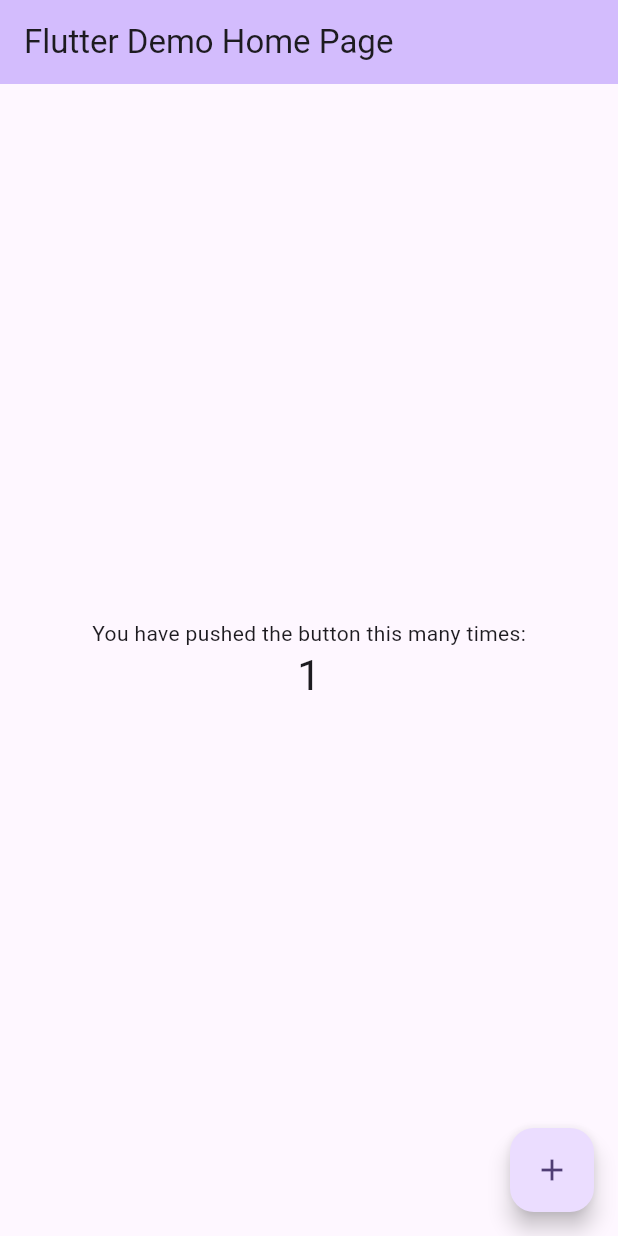
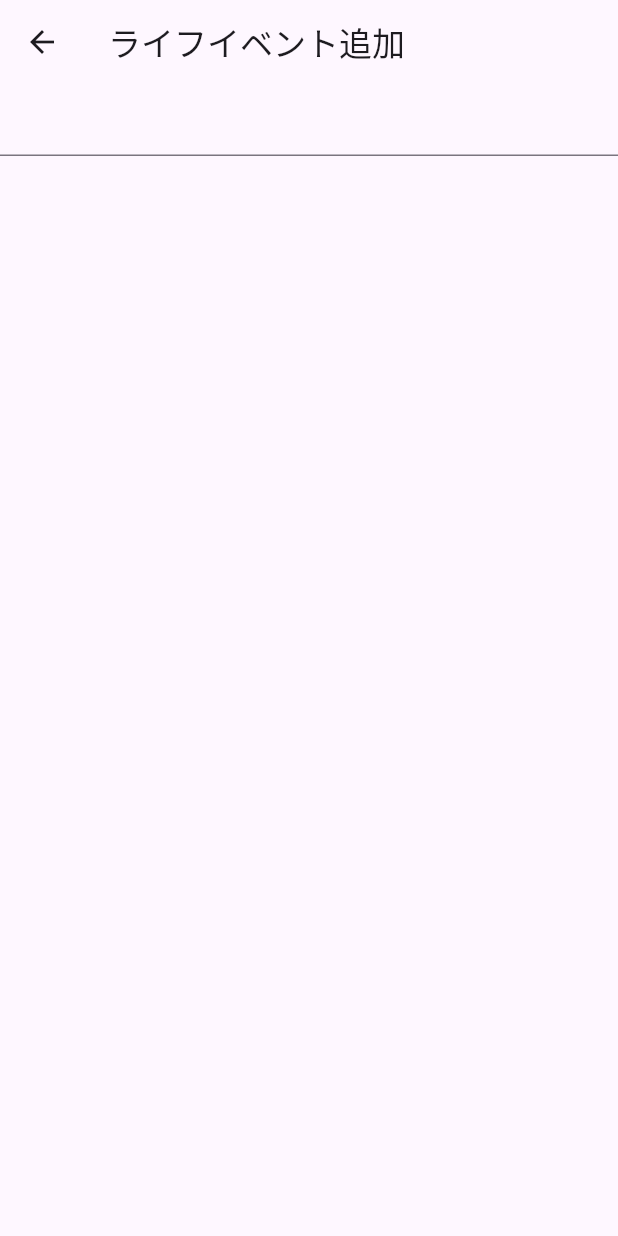
Before and after one commit to Takanaz/try_flutter_4, a Flutter app: the screen it shows after launch, after a tap on the "add" icon, on a phone screen of 412 x 824 dp. Run offline on Flutter 3.47's test engine with Material 3 defaults, Android fonts, the light colour scheme and no system bars; our stand-ins replace objectbox; generated files the repository leaves out were written again.

Commit message:
create some pages

```diff
--- /dev/null
+++ b/lib/life_event.dart
@@ -0,0 +1,15 @@
+import 'package:objectbox/objectbox.dart';
+
+@Entity()
+class LifeEvent {
+  LifeEvent({
+    required this.title,
+    required this.count,
+  });
+
+  int id = 0;
+
+  String title;
+
+  int count;
+}
--- a/lib/main.dart
+++ b/lib/main.dart
@@ -1,4 +1,7 @@
 import 'package:flutter/material.dart';
+
+import 'life_event.dart';
+import 'objectbox.g.dart';
 
 void main() {
   runApp(const MyApp());
@@ -7,119 +10,99 @@
 class MyApp extends StatelessWidget {
   const MyApp({super.key});
 
-  // This widget is the root of your application.
   @override
   Widget build(BuildContext context) {
     return MaterialApp(
       title: 'Flutter Demo',
       theme: ThemeData(
-        // This is the theme of your application.
-        //
-        // TRY THIS: Try running your application with "flutter run". You'll see
-        // the application has a purple toolbar. Then, without quitting the app,
-        // try changing the seedColor in the colorScheme below to Colors.green
-        // and then invoke "hot reload" (save your changes or press the "hot
-        // reload" button in a Flutter-supported IDE, or press "r" if you used
-        // the command line to start the app).
-        //
-        // Notice that the counter didn't reset back to zero; the application
-        // state is not lost during the reload. To reset the state, use hot
-        // restart instead.
-        //
-        // This works for code too, not just values: Most code changes can be
-        // tested with just a hot reload.
         colorScheme: ColorScheme.fromSeed(seedColor: Colors.deepPurple),
         useMaterial3: true,
       ),
-      home: const MyHomePage(title: 'Flutter Demo Home Page'),
+      home: const LifeCounterPage(),
     );
   }
 }
 
-class MyHomePage extends StatefulWidget {
-  const MyHomePage({super.key, required this.title});
-
-  // This widget is the home page of your application. It is stateful, meaning
-  // that it has a State object (defined below) that contains fields that affect
-  // how it looks.
-
-  // This class is the configuration for the state. It holds the values (in this
-  // case the title) provided by the parent (in this case the App widget) and
-  // used by the build method of the State. Fields in a Widget subclass are
-  // always marked "final".
-
-  final String title;
+class LifeCounterPage extends StatefulWidget {
+  const LifeCounterPage({super.key});
 
   @override
-  State<MyHomePage> createState() => _MyHomePageState();
+  State<LifeCounterPage> createState() => _LifeCounterPageState();
 }
 
-class _MyHomePageState extends State<MyHomePage> {
-  int _counter = 0;
+class _LifeCounterPageState extends State<LifeCounterPage> {
+  Store? store;
+  Box<LifeEvent>? lifeEventBox;
+  List<LifeEvent> lifeEvents = [];
 
-  void _incrementCounter() {
-    setState(() {
-      // This call to setState tells the Flutter framework that something has
-      // changed in this State, which causes it to rerun the build method below
-      // so that the display can reflect the updated values. If we changed
-      // _counter without calling setState(), then the build method would not be
-      // called again, and so nothing would appear to happen.
-      _counter++;
-    });
+  Future<void> initialize() async {
+    store = await openStore();
+    lifeEventBox = store?.box<LifeEvent>();
+    fetchLifeEvents();
+  }
+
+  void fetchLifeEvents() {
+    lifeEvents = lifeEventBox?.getAll() ?? [];
+    setState(() {});
+  }
+
+  @override
+  void initState() {
+    super.initState();
+    initialize();
   }
 
   @override
   Widget build(BuildContext context) {
-    // This method is rerun every time setState is called, for instance as done
-    // by the _incrementCounter method above.
-    //
-    // The Flutter framework has been optimized to make rerunning build methods
-    // fast, so that you can just rebuild anything that needs updating rather
-    // than having to individually change instances of widgets.
+    return Scaffold(
+        appBar: AppBar(
+          title: const Text('人生カウンター'),
+        ),
+        body: ListView.builder(
+            itemCount: lifeEvents.length,
+            itemBuilder: (context, index) {
+              final lifeEvent = lifeEvents[index];
+              return Text(lifeEvent.title);
+            }),
+        floatingActionButton: FloatingActionButton(
+          child: const Icon(Icons.add),
+          onPressed: () async {
+            final newLifeEvent = await Navigator.of(context).push<LifeEvent>(
+              MaterialPageRoute(
+                builder: (context) {
+                  return const AddLifeEventPage();
+                },
+              ),
+            );
+            if (newLifeEvent != null) {
+              lifeEventBox?.put(newLifeEvent);
+              fetchLifeEvents();
+            }
+          },
+        ));
+  }
+}
+
+class AddLifeEventPage extends StatefulWidget {
+  const AddLifeEventPage({super.key});
+
+  @override
+  State<AddLifeEventPage> createState() => _AddLifeEventPageState();
+}
+
+class _AddLifeEventPageState extends State<AddLifeEventPage> {
+  @override
+  Widget build(BuildContext context) {
     return Scaffold(
       appBar: AppBar(
-        // TRY THIS: Try changing the color here to a specific color (to
-        // Colors.amber, perhaps?) and trigger a hot reload to see the AppBar
-        // change color while the other colors stay the same.
-        backgroundColor: Theme.of(context).colorScheme.inversePrimary,
-        // Here we take the value from the MyHomePage object that was created by
-        // the App.build method, and use it to set our appbar title.
-        title: Text(widget.title),
+        title: const Text('ライフイベント追加'),
       ),
-      body: Center(
-        // Center is a layout widget. It takes a single child and positions it
-        // in the middle of the parent.
-        child: Column(
-          // Column is also a layout widget. It takes a list of children and
-          // arranges them vertically. By default, it sizes itself to fit its
-          // children horizontally, and tries to be as tall as its parent.
-          //
-          // Column has various properties to control how it sizes itself and
-          // how it positions its children. Here we use mainAxisAlignment to
-          // center the children vertically; the main axis here is the vertical
-          // axis because Columns are vertical (the cross axis would be
-          // horizontal).
-          //
-          // TRY THIS: Invoke "debug painting" (choose the "Toggle Debug Paint"
-          // action in the IDE, or press "p" in the console), to see the
-          // wireframe for each widget.
-          mainAxisAlignment: MainAxisAlignment.center,
-          children: <Widget>[
-            const Text(
-              'You have pushed the button this many times:',
-            ),
-            Text(
-              '$_counter',
-              style: Theme.of(context).textTheme.headlineMedium,
-            ),
-          ],
-        ),
+      body: TextFormField(
+        onFieldSubmitted: (text) {
+          final lifeEvent = LifeEvent(title: text, count: 0);
+          Navigator.of(context).pop(lifeEvent);
+        },
       ),
-      floatingActionButton: FloatingActionButton(
-        onPressed: _incrementCounter,
-        tooltip: 'Increment',
-        child: const Icon(Icons.add),
-      ), // This trailing comma makes auto-formatting nicer for build methods.
     );
   }
 }
--- a/pubspec.yaml
+++ b/pubspec.yaml
@@ -35,6 +35,8 @@ dependencies:
   # The following adds the Cupertino Icons font to your application.
   # Use with the CupertinoIcons class for iOS style icons.
   cupertino_icons: ^1.0.2
+  objectbox: ^2.5.0
+  objectbox_flutter_libs: ^2.5.0
 
 dev_dependencies:
   flutter_test:
@@ -46,6 +48,8 @@ dev_dependencies:
   # package. See that file for information about deactivating specific lint
   # rules and activating additional ones.
   flutter_lints: ^2.0.0
+  build_runner: ^2.4.8
+  objectbox_generator: ^2.5.0
 
 # For information on the generic Dart part of this file, see the
 # following page: https://dart.dev/tools/pub/pubspec
```
Also changed, not shown: lib/objectbox-model.json (added, +42 -0 lines), lib/objectbox.g.dart (added), pubspec.lock, 11 other files.
